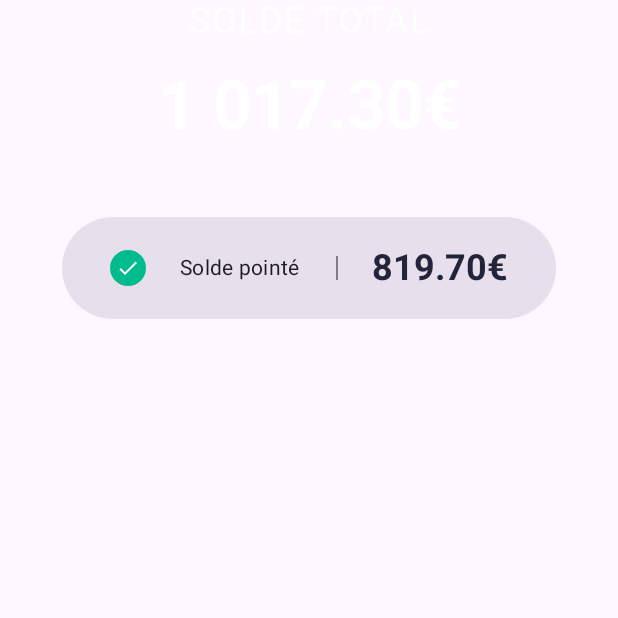
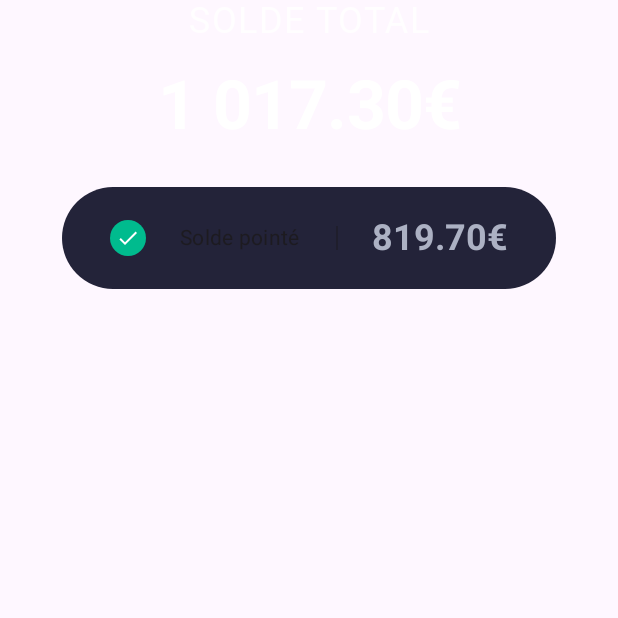
Before and after one commit to nicolas-lepinay/Master2__Kotlin_BankingApp, an Android app built with Jetpack Compose: the composable BalanceSheet shown on its own in the app's theme, on a phone screen of 412 x 824 dp, the top half of it. Run offline under Robolectric (Android 15) with nearby library versions, the phone set to English and light mode, and no system bars; Roboto replaces fonts that are not available here.

Commit message:
FIX heights on Galaxy Z Flip 6

```diff
--- a/app/src/main/java/com/example/bankingapp/ui/components/accounts/BankAccountsSheet.kt
+++ b/app/src/main/java/com/example/bankingapp/ui/components/accounts/BankAccountsSheet.kt
@@ -34,7 +34,7 @@ fun BankAccountsSheet(viewModel: BankAccountViewModel = hiltViewModel()) {
 
         if (accountsOriginal.isEmpty()) {
             Text(
-                text = "Aucun compte bancaire disponible.",
+                text = stringResource(R.string.no_bank_account),
                 modifier = Modifier.padding(horizontal = 16.dp)
             )
             LazyRow(
--- a/app/src/main/java/com/example/bankingapp/ui/components/balance/BalancePill.kt
+++ b/app/src/main/java/com/example/bankingapp/ui/components/balance/BalancePill.kt
@@ -29,7 +29,7 @@ fun BalancePill(checked: Boolean, label: String, balance: String) {
     Row(
         modifier = Modifier
             .fillMaxWidth(0.8f)
-            .background(MaterialTheme.colorScheme.surfaceVariant, shape = RoundedCornerShape(50))
+            .background(Darkest, shape = RoundedCornerShape(50))
             .padding(horizontal = 32.dp, vertical = 20.dp),
         verticalAlignment = Alignment.CenterVertically,
         horizontalArrangement = Arrangement.SpaceBetween
@@ -74,7 +74,7 @@ fun BalancePill(checked: Boolean, label: String, balance: String) {
         Text(
             text = balance,
             style = MaterialTheme.typography.headlineSmall,
-            color = Darkest
+            color = Light
         )
     }
 }
--- a/app/src/main/java/com/example/bankingapp/ui/components/balance/BalanceSheet.kt
+++ b/app/src/main/java/com/example/bankingapp/ui/components/balance/BalanceSheet.kt
@@ -35,7 +35,7 @@ fun BalanceSheet() {
             color = Color.White
         )
 
-        Spacer(modifier = Modifier.height(48.dp))
+        Spacer(modifier = Modifier.height(28.dp))
 
         // Container arrondi "Solde pointé"
         BalancePill(
--- a/app/src/main/res/values/strings.xml
+++ b/app/src/main/res/values/strings.xml
@@ -6,4 +6,5 @@
     <string name="transactions">Transactions</string>
     <string name="balance">Solde</string>
     <string name="my_accounts">Mes comptes</string>
+    <string name="no_bank_account">Aucun compte bancaire disponible.</string>
 </resources>
```
Also changed, not shown: app/src/main/java/com/example/bankingapp/MainActivity.kt (+7 -3 lines).
